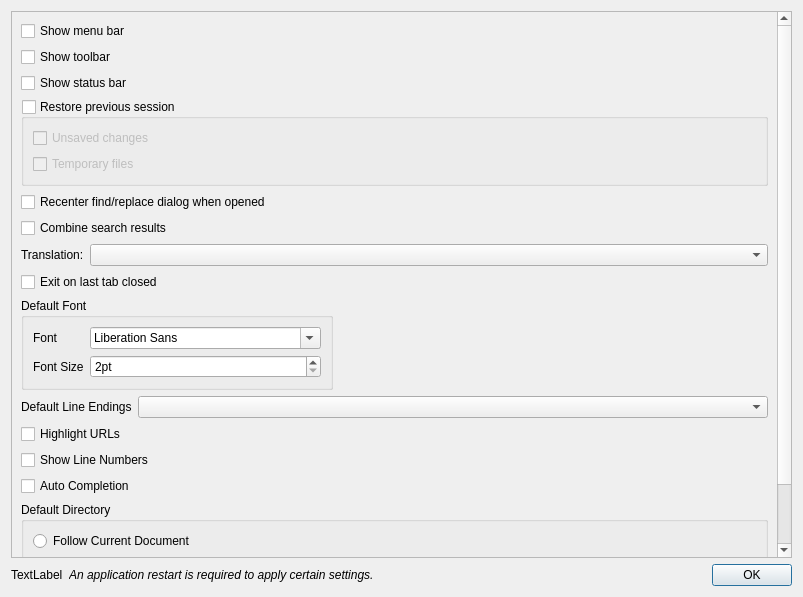
First picture: the form in src/dialogs/PreferencesDialog.ui, repository alsyundawy/NotepadNext-MacOS, before the edit.
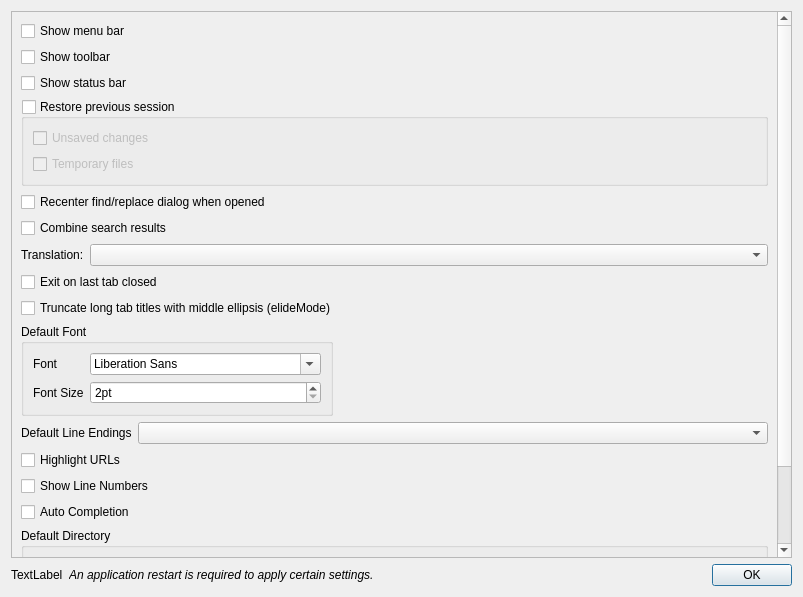
Second picture: the form after the edit.

Diff of the .ui file:
```diff
--- a/src/dialogs/PreferencesDialog.ui
+++ b/src/dialogs/PreferencesDialog.ui
@@ -124,6 +124,13 @@
          </property>
         </widget>
        </item>
+       <item>
+        <widget class="QCheckBox" name="checkBoxTabMiddleEllipsis">
+         <property name="text">
+          <string>Truncate long tab titles with middle ellipsis (elideMode)</string>
+         </property>
+        </widget>
+       </item>
        <item>
         <layout class="QHBoxLayout" name="horizontalLayout">
          <item>
```
